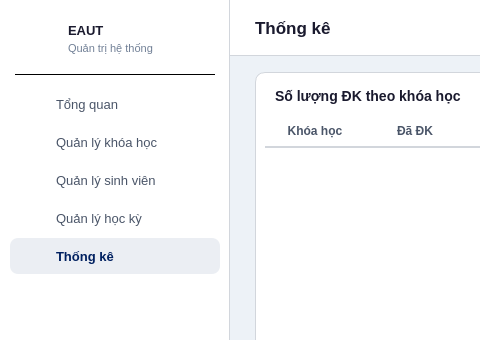
The window that frontend/ui/admin_stats.ui (abcxyzawe/BaiTapLonPy) describes before a commit, drawn with Qt 5; both pictures show x 0 to 480 and y 0 to 340 of the 1100 by 700 pixel window.
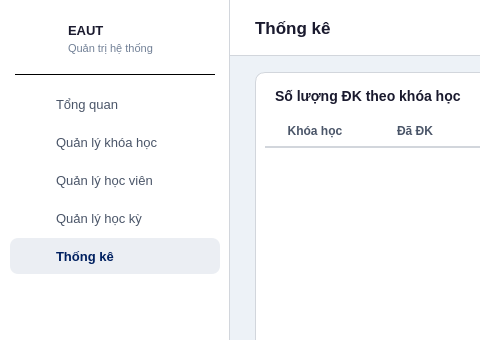
The same window after the commit.

Commit message:
fix: doi 'sinh vien'/'SV' -> 'hoc vien'/'HV' o cac trang UI
Trung tam ngoai khoa goi nguoi hoc la 'hoc vien', khong phai 'sinh vien'.
Da sua o 8 file UI: tieu de trang, button, placeholder, label notification.

- Quan ly sinh vien -> Quan ly hoc vien
- Them sinh vien / Danh sach sinh vien -> hoc vien
- placeholder 'Tim theo ten hoac ma SV' -> 'ma HV'
- Login: 'Nhap ma sinh vien' -> 'Nhap ma hoc vien hoac ten dang nhap'
- Notification text

```diff
--- a/frontend/ui/admin_stats.ui
+++ b/frontend/ui/admin_stats.ui
@@ -68,7 +68,7 @@
    <widget class="QPushButton" name="btnAdminStudent">
     <property name="geometry"><rect><x>10</x><y>162</y><width>210</width><height>36</height></rect></property>
     <property name="styleSheet"><string notr="true">QPushButton { background: transparent; color: #4a5568; border: none; border-radius: 8px; text-align: left; padding-left: 46px; font-size: 13px; } QPushButton:hover { background: #edf2f7; }</string></property>
-    <property name="text"><string>Quản lý sinh viên</string></property>
+    <property name="text"><string>Quản lý học viên</string></property>
     <property name="cursor"><cursorShape>PointingHandCursor</cursorShape></property>
    </widget>
    <widget class="QLabel" name="iconAdminStudent">
```
The commit also changes 7 other files.
